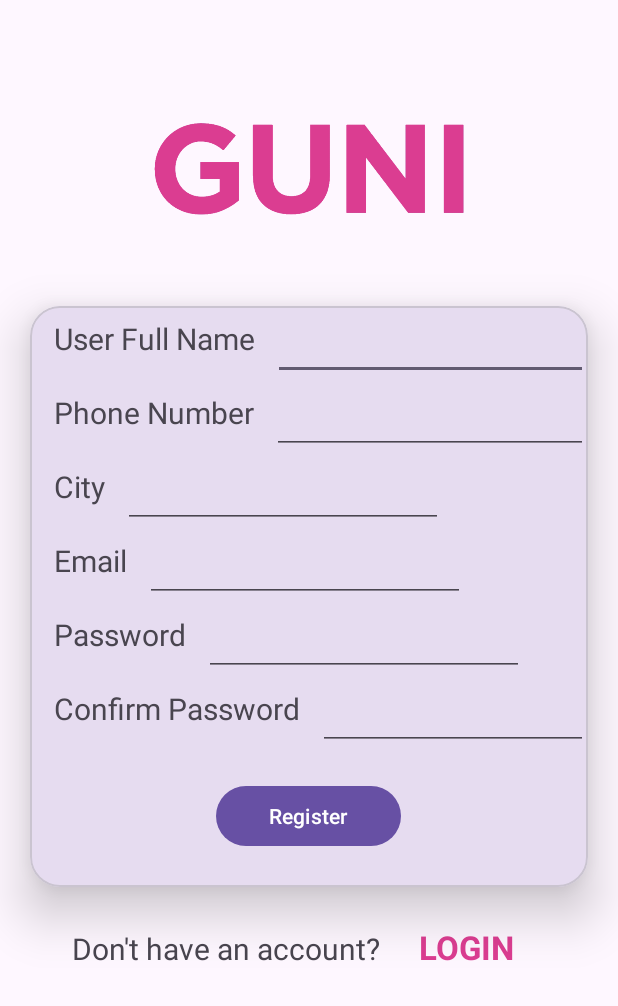
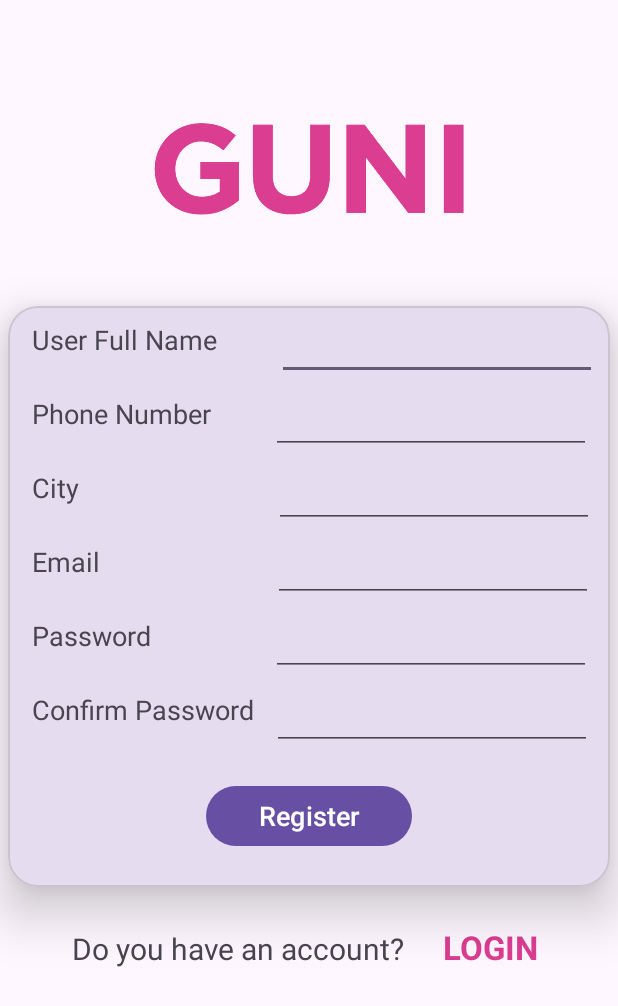
Before and after one commit to mehulprajapati24/MAD_PRACTICAL4_21012011118, an Android app: the RegistrationActivity screen opened directly, with no data from a screen before it, on a phone screen of 412 x 824 dp. Shown: the top 1006 px of the screen. Run offline under Robolectric (Android 15) with nearby library versions, the phone set to English and light mode, and no system bars.

Commit message:
design completed

```diff
--- a/app/src/main/java/com/example/mad_practical4_21012011118/RegistrationActivity.kt
+++ b/app/src/main/java/com/example/mad_practical4_21012011118/RegistrationActivity.kt
@@ -1,11 +1,21 @@
 package com.example.mad_practical4_21012011118
 
+import android.content.Intent
 import androidx.appcompat.app.AppCompatActivity
 import android.os.Bundle
+import android.widget.TextView
 
 class RegistrationActivity : AppCompatActivity() {
     override fun onCreate(savedInstanceState: Bundle?) {
         super.onCreate(savedInstanceState)
         setContentView(R.layout.activity_registration)
+
+        val loginTxt:TextView = findViewById(R.id.loginText)
+
+        loginTxt.setOnClickListener {
+            Intent(this@RegistrationActivity,LoginActivity::class.java).also {
+                startActivity(it)
+            }
+        }
     }
 }
--- a/app/src/main/res/layout/activity_registration.xml
+++ b/app/src/main/res/layout/activity_registration.xml
@@ -18,7 +18,7 @@
         android:id="@+id/materialCardView"
         android:layout_width="match_parent"
         android:layout_height="387dp"
-        android:layout_marginHorizontal="20dp"
+        android:layout_marginHorizontal="5dp"
         app:cardCornerRadius="20dp"
         app:cardElevation="20dp">
 
@@ -33,18 +33,18 @@
                 android:orientation="horizontal">
 
                 <TextView
-                    android:id="@+id/textView6"
+                    android:id="@+id/userNameText"
                     android:layout_width="wrap_content"
                     android:layout_height="wrap_content"
                     android:layout_marginStart="16dp"
                     android:text="User Full Name"
-                    android:textSize="20sp" />
+                    android:textSize="18sp" />
 
                 <EditText
                     android:id="@+id/userName"
                     android:layout_width="wrap_content"
                     android:layout_height="wrap_content"
-                    android:layout_marginStart="12dp"
+                    android:layout_marginStart="40dp"
                     android:layout_marginTop="4dp"
                     android:ems="10"
                     android:inputType="textEmailAddress" />
@@ -56,18 +56,18 @@
                 android:orientation="horizontal">
 
                 <TextView
-                    android:id="@+id/textView7"
+                    android:id="@+id/phoneNumberText"
                     android:layout_width="wrap_content"
                     android:layout_height="wrap_content"
                     android:layout_marginStart="16dp"
                     android:text="Phone Number"
-                    android:textSize="20sp" />
+                    android:textSize="18sp" />
 
                 <EditText
                     android:id="@+id/phoneNumber"
                     android:layout_width="wrap_content"
                     android:layout_height="wrap_content"
-                    android:layout_marginStart="12dp"
+                    android:layout_marginStart="40dp"
                     android:layout_marginTop="4dp"
                     android:ems="10"
                     android:inputType="phone" />
@@ -79,18 +79,18 @@
                 android:orientation="horizontal">
 
                 <TextView
-                    android:id="@+id/textView8"
+                    android:id="@+id/cityText"
                     android:layout_width="wrap_content"
                     android:layout_height="wrap_content"
                     android:layout_marginStart="16dp"
                     android:text="City"
-                    android:textSize="20sp" />
+                    android:textSize="18sp" />
 
                 <EditText
                     android:id="@+id/city"
                     android:layout_width="wrap_content"
                     android:layout_height="wrap_content"
-                    android:layout_marginStart="12dp"
+                    android:layout_marginStart="130dp"
                     android:layout_marginTop="4dp"
                     android:ems="10"
                     android:inputType="textPostalAddress" />
@@ -102,18 +102,18 @@
                 android:orientation="horizontal">
 
                 <TextView
-                    android:id="@+id/textView9"
+                    android:id="@+id/emailText"
                     android:layout_width="wrap_content"
                     android:layout_height="wrap_content"
                     android:layout_marginStart="16dp"
                     android:text="Email"
-                    android:textSize="20sp" />
+                    android:textSize="18sp" />
 
                 <EditText
-                    android:id="@+id/editTextTextEmailAddress"
+                    android:id="@+id/email"
                     android:layout_width="wrap_content"
                     android:layout_height="wrap_content"
-                    android:layout_marginStart="12dp"
+                    android:layout_marginStart="115dp"
                     android:layout_marginTop="4dp"
                     android:ems="10"
                     android:inputType="textEmailAddress" />
@@ -125,18 +125,18 @@
                 android:orientation="horizontal">
 
                 <TextView
-                    android:id="@+id/textView10"
+                    android:id="@+id/passswordText"
                     android:layout_width="wrap_content"
                     android:layout_height="wrap_content"
                     android:layout_marginStart="16dp"
                     android:text="Password"
-                    android:textSize="20sp" />
+                    android:textSize="18sp" />
 
                 <EditText
                     android:id="@+id/password"
                     android:layout_width="wrap_content"
                     android:layout_height="wrap_content"
-                    android:layout_marginStart="12dp"
+                    android:layout_marginStart="80dp"
                     android:layout_marginTop="4dp"
                     android:ems="10"
                     android:inputType="textPassword" />
@@ -148,12 +148,12 @@
                 android:orientation="horizontal">
 
                 <TextView
-                    android:id="@+id/textView11"
+                    android:id="@+id/confirmPasswordText"
                     android:layout_width="wrap_content"
                     android:layout_height="wrap_content"
                     android:layout_marginStart="16dp"
                     android:text="Confirm Password"
-                    android:textSize="20sp" />
+                    android:textSize="18sp" />
 
                 <EditText
                     android:id="@+id/confirmPassword"
@@ -166,10 +166,12 @@
             </LinearLayout>
 
             <Button
-                android:layout_width="123dp"
+                android:id="@+id/registerButton"
+                android:layout_width="137dp"
                 android:layout_height="wrap_content"
                 android:layout_gravity="center"
                 android:layout_marginTop="20dp"
+                android:textSize="18sp"
                 android:text="Register" />
 
         </LinearLayout>
@@ -187,11 +189,11 @@
         android:layout_width="wrap_content"
         android:layout_height="wrap_content"
         android:layout_marginStart="48dp"
-        android:text="Don't have an account?"
+        android:text="Do you have an account?"
         android:textSize="20sp" />
 
     <TextView
-        android:id="@+id/textView13"
+        android:id="@+id/loginText"
         android:layout_width="wrap_content"
         android:layout_height="wrap_content"
         android:text="LOGIN"
```
Also changed, not shown: app/src/main/java/com/example/mad_practical4_21012011118/LoginActivity.kt (+10 -0 lines), app/src/main/res/layout/activity_login.xml (+10 -10 lines).
